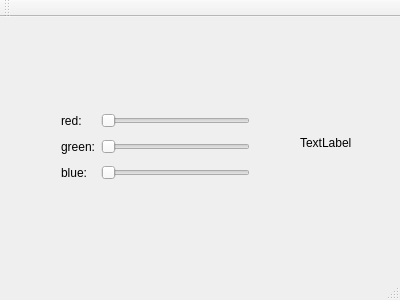
Old version of the form student/12/colorpicker_designer/mainwindow.ui in the repository mqjuha/School_projects.
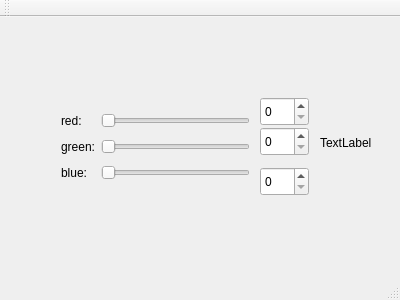
New version of the form.

Diff of the .ui file:
```diff
--- a/student/12/colorpicker_designer/mainwindow.ui
+++ b/student/12/colorpicker_designer/mainwindow.ui
@@ -71,7 +71,7 @@
    <widget class="QLabel" name="colorLabel">
     <property name="geometry">
      <rect>
-      <x>300</x>
+      <x>320</x>
       <y>100</y>
       <width>62</width>
       <height>51</height>
@@ -81,6 +81,36 @@
      <string>TextLabel</string>
     </property>
    </widget>
+   <widget class="QSpinBox" name="spinBoxRed">
+    <property name="geometry">
+     <rect>
+      <x>260</x>
+      <y>80</y>
+      <width>49</width>
+      <height>29</height>
+     </rect>
+    </property>
+   </widget>
+   <widget class="QSpinBox" name="spinBoxGreen">
+    <property name="geometry">
+     <rect>
+      <x>260</x>
+      <y>110</y>
+      <width>49</width>
+      <height>29</height>
+     </rect>
+    </property>
+   </widget>
+   <widget class="QSpinBox" name="spinBoxBlue">
+    <property name="geometry">
+     <rect>
+      <x>260</x>
+      <y>150</y>
+      <width>49</width>
+      <height>29</height>
+     </rect>
+    </property>
+   </widget>
   </widget>
   <widget class="QMenuBar" name="menuBar">
    <property name="geometry">
```
Left out of the diff: 67 changed lines with no effect on the pictures.
